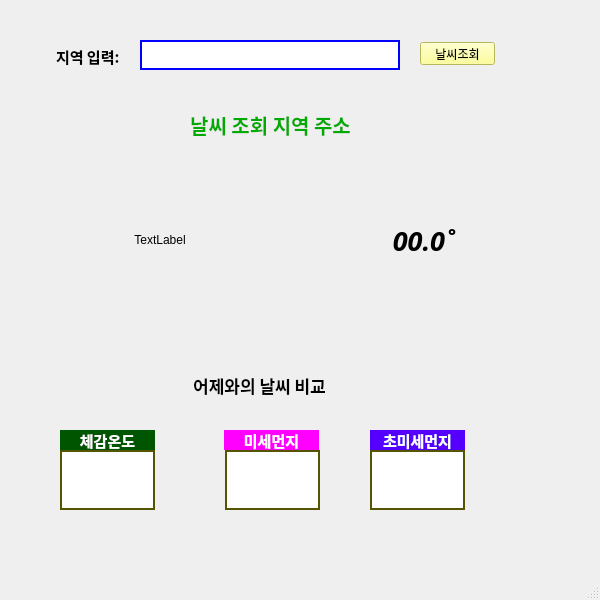
Qt form ui/weather.ui (wjseoduq3/weatherApp) before a commit.
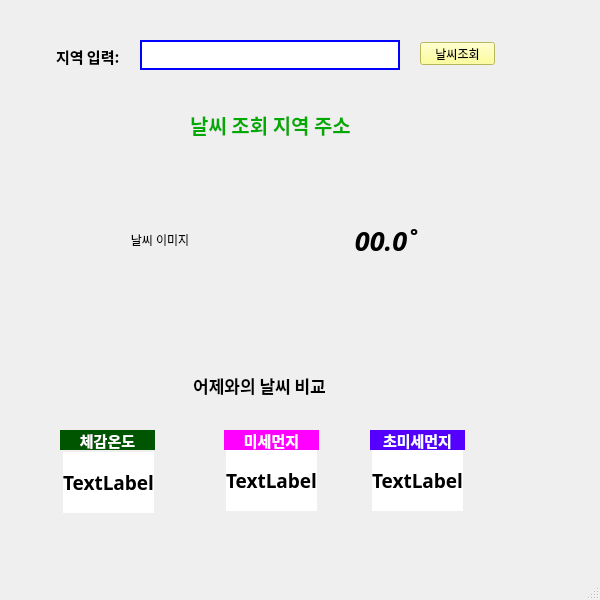
The same form after that commit.

Commit message: v0.5_domestic complete

Diff of the .ui file:
```diff
--- a/ui/weather.ui
+++ b/ui/weather.ui
@@ -174,20 +174,6 @@
      <set>Qt::AlignCenter</set>
     </property>
    </widget>
-   <widget class="QTextEdit" name="feel_temp_no">
-    <property name="geometry">
-     <rect>
-      <x>60</x>
-      <y>450</y>
-      <width>95</width>
-      <height>60</height>
-     </rect>
-    </property>
-    <property name="styleSheet">
-     <string notr="true">border: 2px solid;
-border-color: rgb(85, 85, 0);</string>
-    </property>
-   </widget>
    <widget class="QLabel" name="weather_image">
     <property name="geometry">
      <rect>
@@ -198,7 +184,7 @@
      </rect>
     </property>
     <property name="text">
-     <string>TextLabel</string>
+     <string>날씨 이미지</string>
     </property>
     <property name="alignment">
      <set>Qt::AlignCenter</set>
@@ -223,10 +209,10 @@
      </font>
     </property>
     <property name="text">
-     <string>00.0˚ </string>
+     <string>00.0˚</string>
     </property>
     <property name="alignment">
-     <set>Qt::AlignRight|Qt::AlignTrailing|Qt::AlignVCenter</set>
+     <set>Qt::AlignCenter</set>
     </property>
    </widget>
    <widget class="QLabel" name="super_dust_info">
@@ -257,32 +243,91 @@
      <set>Qt::AlignCenter</set>
     </property>
    </widget>
-   <widget class="QTextEdit" name="dust_level">
+   <widget class="QLabel" name="feel_temp_no">
     <property name="geometry">
      <rect>
-      <x>225</x>
+      <x>63</x>
+      <y>452</y>
+      <width>91</width>
+      <height>61</height>
+     </rect>
+    </property>
+    <property name="font">
+     <font>
+      <family>함초롬바탕</family>
+      <pointsize>14</pointsize>
+      <weight>75</weight>
+      <bold>true</bold>
+     </font>
+    </property>
+    <property name="styleSheet">
+     <string notr="true">border: 2px, solid;
+border-color: rgb(0, 0, 0);
+background-color: rgb(255, 255, 255);</string>
+    </property>
+    <property name="text">
+     <string>TextLabel</string>
+    </property>
+    <property name="alignment">
+     <set>Qt::AlignCenter</set>
+    </property>
+   </widget>
+   <widget class="QLabel" name="dust_level">
+    <property name="geometry">
+     <rect>
+      <x>226</x>
       <y>450</y>
-      <width>95</width>
-      <height>60</height>
+      <width>91</width>
+      <height>61</height>
      </rect>
     </property>
+    <property name="font">
+     <font>
+      <family>함초롬바탕</family>
+      <pointsize>14</pointsize>
+      <weight>75</weight>
+      <bold>true</bold>
+     </font>
+    </property>
     <property name="styleSheet">
-     <string notr="true">border: 2px solid;
-border-color: rgb(85, 85, 0);</string>
+     <string notr="true">border: 2px, solid;
+border-color: rgb(0, 0, 0);
+background-color: rgb(255, 255, 255);</string>
     </property>
+    <property name="text">
+     <string>TextLabel</string>
+    </property>
+    <property name="alignment">
+     <set>Qt::AlignCenter</set>
+    </property>
    </widget>
-   <widget class="QTextEdit" name="super_dust_level">
+   <widget class="QLabel" name="super_dust_level">
     <property name="geometry">
      <rect>
-      <x>370</x>
+      <x>372</x>
       <y>450</y>
-      <width>95</width>
-      <height>60</height>
+      <width>91</width>
+      <height>61</height>
      </rect>
     </property>
+    <property name="font">
+     <font>
+      <family>함초롬바탕</family>
+      <pointsize>14</pointsize>
+      <weight>75</weight>
+      <bold>true</bold>
+     </font>
+    </property>
     <property name="styleSheet">
-     <string notr="true">border: 2px solid;
-border-color: rgb(85, 85, 0);</string>
+     <string notr="true">border: 2px, solid;
+border-color: rgb(0, 0, 0);
+background-color: rgb(255, 255, 255);</string>
+    </property>
+    <property name="text">
+     <string>TextLabel</string>
+    </property>
+    <property name="alignment">
+     <set>Qt::AlignCenter</set>
     </property>
    </widget>
   </widget>
```
The commit also changes 2 other files.
